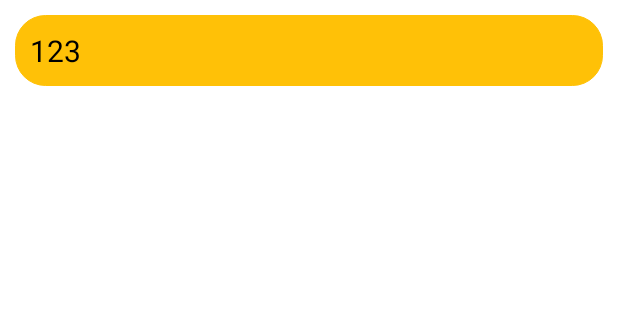
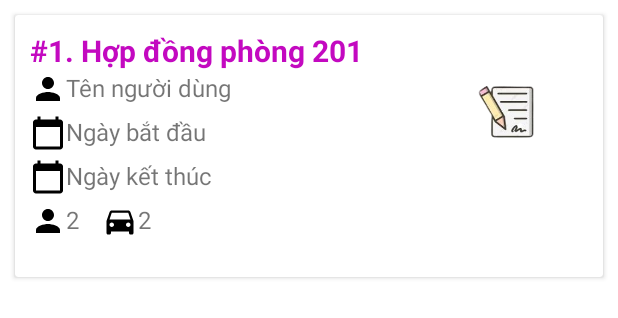
Before and after one commit to tranngochuy2107/app-nha-tro, an Android app: the layout item_hopdong.xml on its own in the app's theme, with its tools: preview values and no code run, on a phone screen of 412 x 824 dp. Shown: the top 318 px of the screen. Run offline under Robolectric (Android 15) with nearby library versions, the phone set to English and light mode, and no system bars.

Commit message:
update giao dien

```diff
--- a/app/src/main/java/Adapter/HopDongAdapter.java
+++ b/app/src/main/java/Adapter/HopDongAdapter.java
@@ -101,19 +101,38 @@ public class HopDongAdapter extends BaseAdapter implements Filterable {
         } else {
             myViewHolder = (MyViewHolder) view.getTag();
         }
-        LinearLayout ln_item_dv = view.findViewById(R.id.linear_item_hd);
+        CardView ln_item_dv = view.findViewById(R.id.linear_item_hd);
+        HopDong hopDong=list.get(i);
         PhongDAO phongDAO = new PhongDAO(context);
         Phong phong = phongDAO.getPhongById(String.valueOf(list.get(i).getIdPhong()));
-        myViewHolder.tv_HopDong.setText("Hợp Đồng Phòng: "+phong.getSoPhong());
+        KhachThueDAO khachThueDAO=new KhachThueDAO(context);
+        KhachThue khachThue=khachThueDAO.getUserById(String.valueOf(hopDong.getIdKhachThue()));
+
+        myViewHolder.tv_HopDong.setText("#"+(i+1)+". Hợp Đồng Phòng: "+phong.getSoPhong());
+        TextView txtNguoithue,txtNgayBatdau,txtNgayKetThuc,txtSoNGuoi,txtSoxe;
+        ImageView imageView;
+        txtNguoithue=view.findViewById(R.id.txtKhachThue);
+        txtNgayBatdau=view.findViewById(R.id.txtNgayBatdau);
+        txtNgayKetThuc=view.findViewById(R.id.txtNgayketthuc);
+        txtSoNGuoi=view.findViewById(R.id.txtcPerson);
+        txtSoxe=view.findViewById(R.id.txtCar);
+        imageView=view.findViewById(R.id.imghd);
+        txtNguoithue.setText("Người Thuê: "+khachThue.getHoTen());
+        txtNgayBatdau.setText("Ngày bắt đầu: "+hopDong.getNgayBatDau());
+        txtNgayKetThuc.setText("Ngày kết thúc: "+hopDong.getNgayKetThuc());
+        txtSoNGuoi.setText("Ngày bắt đầu: "+hopDong.getSoNguoi());
+        txtSoxe.setText("Ngày bắt đầu: "+hopDong.getSoLuongXe());
         if(list.get(i).getTrangThaiHD()==1) {
-            ln_item_dv.setBackgroundTintList(ColorStateList.valueOf(Color.parseColor("#00FF2B")));
-
+            ln_item_dv.setBackgroundTintList(ColorStateList.valueOf(Color.parseColor("#94F589")));
+            imageView.setImageResource(R.drawable.hopdong);
         }
         else if(list.get(i).getTrangThaiHD()==2){
             ln_item_dv.setBackgroundTintList(ColorStateList.valueOf(Color.parseColor("#F7FF00")));
+            imageView.setImageResource(R.drawable.ic_baseline_announcement_24);
         }
         else if(list.get(i).getTrangThaiHD()==3){
-            ln_item_dv.setBackgroundTintList(ColorStateList.valueOf(Color.parseColor("#FF0000")));
+            ln_item_dv.setBackgroundTintList(ColorStateList.valueOf(Color.parseColor("#E8A5A7")));
+            imageView.setImageResource(R.drawable.unhd);
         }
 
         ln_item_dv.setOnClickListener(new View.OnClickListener() {
--- /dev/null
+++ b/app/src/main/res/drawable/ic_baseline_directions_car_24.xml
@@ -0,0 +1,5 @@
+<vector android:height="24dp" android:tint="#000000"
+    android:viewportHeight="24" android:viewportWidth="24"
+    android:width="24dp" xmlns:android="http://schemas.android.com/apk/res/android">
+    <path android:fillColor="@android:color/white" android:pathData="M18.92,6.01C18.72,5.42 18.16,5 17.5,5h-11c-0.66,0 -1.21,0.42 -1.42,1.01L3,12v8c0,0.55 0.45,1 1,1h1c0.55,0 1,-0.45 1,-1v-1h12v1c0,0.55 0.45,1 1,1h1c0.55,0 1,-0.45 1,-1v-8l-2.08,-5.99zM6.5,16c-0.83,0 -1.5,-0.67 -1.5,-1.5S5.67,13 6.5,13s1.5,0.67 1.5,1.5S7.33,16 6.5,16zM17.5,16c-0.83,0 -1.5,-0.67 -1.5,-1.5s0.67,-1.5 1.5,-1.5 1.5,0.67 1.5,1.5 -0.67,1.5 -1.5,1.5zM5,11l1.5,-4.5h11L19,11L5,11z"/>
+</vector>
--- /dev/null
+++ b/app/src/main/res/drawable/ic_baseline_person_24.xml
@@ -0,0 +1,5 @@
+<vector android:height="24dp" android:tint="#000000"
+    android:viewportHeight="24" android:viewportWidth="24"
+    android:width="24dp" xmlns:android="http://schemas.android.com/apk/res/android">
+    <path android:fillColor="@android:color/white" android:pathData="M12,12c2.21,0 4,-1.79 4,-4s-1.79,-4 -4,-4 -4,1.79 -4,4 1.79,4 4,4zM12,14c-2.67,0 -8,1.34 -8,4v2h16v-2c0,-2.66 -5.33,-4 -8,-4z"/>
+</vector>
--- a/app/src/main/res/layout/item_hopdong.xml
+++ b/app/src/main/res/layout/item_hopdong.xml
@@ -1,32 +1,89 @@
 <?xml version="1.0" encoding="utf-8"?>
-<LinearLayout xmlns:android="http://schemas.android.com/apk/res/android"
+<androidx.cardview.widget.CardView xmlns:android="http://schemas.android.com/apk/res/android"
     android:layout_width="match_parent"
     android:layout_height="wrap_content"
     xmlns:app="http://schemas.android.com/apk/res-auto"
     android:layout_margin="10dp"
+    android:id="@+id/linear_item_hd"
     android:layout_marginBottom="10dp"
-    android:orientation="vertical"
+    android:orientation="vertical">
+        <LinearLayout
 
-
-    >
-        <LinearLayout
-            android:id="@+id/linear_item_hd"
             app:cardElevation="10dp"
-            android:background="@drawable/bg_white_conor_10_border_gary"
             android:layout_marginBottom="10dp"
             android:orientation="vertical"
             android:backgroundTint="@color/yellow"
             app:cardCornerRadius="10dp"
             android:layout_width="match_parent"
             android:layout_height="wrap_content">
-                <TextView
+                <RelativeLayout
                     android:layout_width="match_parent"
-                    android:layout_height="wrap_content"
-                    android:id="@+id/txt_item_hopDong"
                     android:padding="10dp"
-                    android:text="123"
-                    android:textColor="@color/black"
-                    android:textSize="20dp"/>
+                    android:layout_height="wrap_content">
+                        <TextView
+                            android:layout_width="match_parent"
+                            android:layout_height="wrap_content"
+                            android:id="@+id/txt_item_hopDong"
 
+                            android:textStyle="bold"
+                            android:text="#1. Hợp đồng phòng 201"
+                            android:textColor="#C309C0"
+                            android:textSize="20dp"/>
+                        <TextView
+                            android:drawableLeft="@drawable/ic_baseline_person_24"
+                            android:id="@+id/txtKhachThue"
+                            android:layout_below="@id/txt_item_hopDong"
+                            android:text="Tên người dùng"
+                            android:textSize="16dp"
+                            android:layout_marginBottom="5dp"
+                            android:layout_width="wrap_content"
+                            android:layout_height="wrap_content"/>
+                        <TextView
+                            android:drawableLeft="@drawable/ic_baseline_calendar_today_24"
+                            android:id="@+id/txtNgayBatdau"
+                            android:layout_marginBottom="5dp"
+                            android:layout_below="@id/txtKhachThue"
+                            android:text="Ngày bắt đầu"
+                            android:textSize="16dp"
+                            android:layout_width="wrap_content"
+                            android:layout_height="wrap_content"/>
+                        <TextView
+                            android:drawableLeft="@drawable/ic_baseline_calendar_today_24"
+                            android:id="@+id/txtNgayketthuc"
+                            android:layout_marginBottom="5dp"
+                            android:layout_below="@id/txtNgayBatdau"
+                            android:text="Ngày kết thúc"
+                            android:textSize="16dp"
+                            android:layout_width="wrap_content"
+                            android:layout_height="wrap_content"/>
+                        <TextView
+                            android:drawableLeft="@drawable/ic_baseline_person_24"
+                            android:id="@+id/txtcPerson"
+                            android:layout_marginBottom="5dp"
+                            android:layout_below="@id/txtNgayketthuc"
+                            android:text="2"
+                            android:textSize="16dp"
+                            android:layout_width="wrap_content"
+                            android:layout_height="wrap_content"/>
+                        <TextView
+                            android:drawableLeft="@drawable/ic_baseline_directions_car_24"
+                            android:id="@+id/txtCar"
+                            android:layout_marginBottom="5dp"
+                            android:layout_marginStart="15dp"
+                            android:layout_below="@id/txtNgayketthuc"
+                            android:layout_toRightOf="@id/txtcPerson"
+                            android:text="2"
+                            android:textSize="16dp"
+                            android:layout_width="wrap_content"
+                            android:layout_height="wrap_content"/>
+                        <ImageView
+                            android:id="@+id/imghd"
+                            android:layout_alignParentEnd="true"
+                            android:layout_below="@id/txt_item_hopDong"
+                            android:layout_marginEnd="30dp"
+                            android:src="@drawable/hopdong"
+                            android:layout_width="50dp"
+                            android:layout_height="50dp"/>
+                </RelativeLayout>
         </LinearLayout>
-</LinearLayout>
+</androidx.cardview.widget.CardView>
--- a/app/src/main/res/layout/item_khachthue.xml
+++ b/app/src/main/res/layout/item_khachthue.xml
@@ -9,6 +9,11 @@
     android:layout_margin="8dp"
     android:layout_marginTop="10dp"
     >
+    <LinearLayout
+        android:layout_width="match_parent"
+        android:padding="4dp"
+        android:weightSum="5"
+        android:layout_height="wrap_content">
         <RelativeLayout
             android:layout_width="match_parent"
             android:layout_height="wrap_content">
@@ -89,6 +94,8 @@
                 android:layout_marginEnd="20dp"
                 android:layout_height="40dp"/>
         </RelativeLayout>
+    </LinearLayout>
+
 
 
 
--- a/app/src/main/res/values/strings.xml
+++ b/app/src/main/res/values/strings.xml
@@ -1,5 +1,5 @@
 <resources>
-    <string name="app_name">Quan Ly Phong Tro</string>
+    <string name="app_name">Quản Lý Phòng Trọ</string>
     <!-- TODO: Remove or change this placeholder text -->
     <string name="hello_blank_fragment">Hello blank fragment</string>
     <string name="action_search">Tìm kiếm</string>
```
Lines whose indentation alone changed are shown as unchanged.
